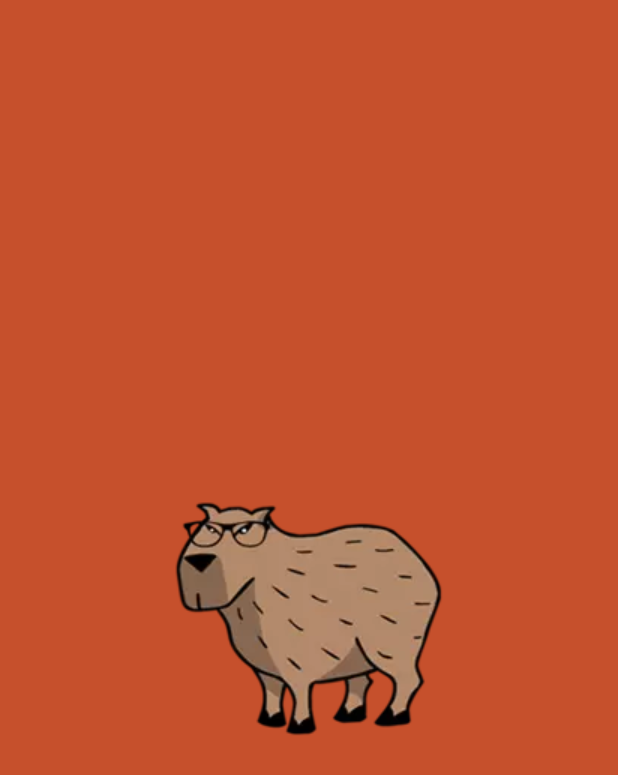
After one commit to vicenteconceicao/Pocone-Torrent, an Android app: the SplashActivity screen opened directly, with no data from a screen before it, on a phone screen of 412 x 824 dp. The commit adds this screen. Shown: the top 775 px of the screen. Run offline under Robolectric (Android 15) with nearby library versions, the phone set to English and light mode, and no system bars; 1 statement that could not run was skipped.

Commit message:
Correção de bugs Splash Screen adicionado

```diff
--- a/app/src/main/AndroidManifest.xml
+++ b/app/src/main/AndroidManifest.xml
@@ -7,7 +7,6 @@
     <uses-permission android:name="android.permission.READ_EXTERNAL_STORAGE" />
     <uses-permission android:name="android.permission.WRITE_EXTERNAL_STORAGE" />
 
-
     <application
         android:name=".PoconeTorrent"
         android:allowBackup="true"
@@ -16,7 +15,9 @@
         android:roundIcon="@drawable/capivara_logo"
         android:supportsRtl="true"
         android:theme="@style/AppTheme">
-        <activity android:name=".MainActivity">
+        <activity android:name=".MainActivity"/>
+
+        <activity android:name=".SplashActivity" android:theme="@style/SplashTheme">
             <intent-filter>
                 <action android:name="android.intent.action.MAIN" />
 
@@ -31,4 +32,5 @@
         <activity android:name=".CompartInfo" />
         <activity android:name=".CompartSelectFile" />
     </application>
+
 </manifest>
--- a/app/src/main/java/br/ic/ufmt/quick/CompartInfo.java
+++ b/app/src/main/java/br/ic/ufmt/quick/CompartInfo.java
@@ -24,6 +24,7 @@ import model.HashManagerInterface;
 import model.SharedFile;
 import model.TorrentFileHelper;
 import model.Tracker;
+import util.FileConverter;
 
 public class CompartInfo extends AppCompatActivity {
 
@@ -42,7 +43,7 @@ public class CompartInfo extends AppCompatActivity {
 
         TextView fileSize = (TextView) findViewById(R.id.fileSize);
 
-        //fileSize.setText();
+        fileSize.setText(FileConverter.ConverterBytes(new File(PoconeTorrent.getPathFromUri(this, fileUri)).length()));
 
 
         Button btn_compart = (Button) findViewById(R.id.btn_iniciar_compart);
--- /dev/null
+++ b/app/src/main/java/br/ic/ufmt/quick/SplashActivity.java
@@ -0,0 +1,19 @@
+package br.ic.ufmt.quick;
+
+import android.content.Intent;
+import android.support.v7.app.AppCompatActivity;
+import android.os.Bundle;
+
+public class SplashActivity extends AppCompatActivity {
+
+    @Override
+    protected void onCreate(Bundle savedInstanceState) {
+        super.onCreate(savedInstanceState);
+
+        // Start home activity
+        startActivity(new Intent(SplashActivity.this, MainActivity.class));
+
+        // Close splash activity
+        finish();
+    }
+}
--- a/app/src/main/java/model/SharedFileAdapter.java
+++ b/app/src/main/java/model/SharedFileAdapter.java
@@ -14,6 +14,7 @@ import java.util.ArrayList;
 
 import br.ic.ufmt.quick.PoconeTorrent;
 import br.ic.ufmt.quick.R;
+import util.FileConverter;
 
 /**
  * Created by Vicente Conceicao on 10/08/2017.
@@ -39,13 +40,14 @@ public class SharedFileAdapter extends ArrayAdapter<SharedFile> {
         TextView sharedFileSize = (TextView) convertView.findViewById(R.id.size);
         TextView sharedFileData = (TextView) convertView.findViewById(R.id.date);
 
+
         //Looup view for event population
         Button sharedFileButtonBaixar = (Button) convertView.findViewById(R.id.btnSharedBaixar);
         Button sharedFileButtonApagar = (Button) convertView.findViewById(R.id.btnSharedApagar);
 
         // Populate the data into the template view using the data object
         sharedFileName.setText(sharedFile.getFilename());
-        sharedFileSize.setText(sharedFile.getSize()+"");
+        sharedFileSize.setText(FileConverter.ConverterBytes((long)sharedFile.getSize()));
         sharedFileData.setText(sharedFile.getDate().toString());
 
         // Populate the event
--- /dev/null
+++ b/app/src/main/res/drawable/splash_background.xml
@@ -0,0 +1,7 @@
+<?xml version="1.0" encoding="utf-8"?>
+<layer-list xmlns:android="http://schemas.android.com/apk/res/android">
+    <item android:drawable="@color/colorPrimary"/>
+    <item>
+        <bitmap  android:gravity="center" android:src="@drawable/capivara_logo" />
+    </item>
+</layer-list>
--- a/app/src/main/res/layout/activity_download_info.xml
+++ b/app/src/main/res/layout/activity_download_info.xml
@@ -82,6 +82,7 @@
                         android:layout_weight="1"/>
 
                     <TextView
+                        android:id="@+id/fileSizeDownload"
                         android:layout_width="match_parent"
                         android:layout_height="wrap_content"
                         android:text="5 Gb"
--- a/app/src/main/res/values/styles.xml
+++ b/app/src/main/res/values/styles.xml
@@ -17,4 +17,9 @@
 
     <style name="AppTheme.PopupOverlay" parent="ThemeOverlay.AppCompat.Light" />
 
+    <!-- Splash Screen theme. -->
+    <style name="SplashTheme" parent="Theme.AppCompat.NoActionBar">
+        <item name="android:windowBackground">@drawable/splash_background</item>
+    </style>
+
 </resources>
```
Also changed, not shown: app/src/main/java/br/ic/ufmt/quick/DownloadInfo.java (+14 -1 lines), app/src/main/java/model/TorrentFileHelper.java (+7 -0 lines), app/src/main/java/util/FileConverter.java (added, +29 -0 lines).
